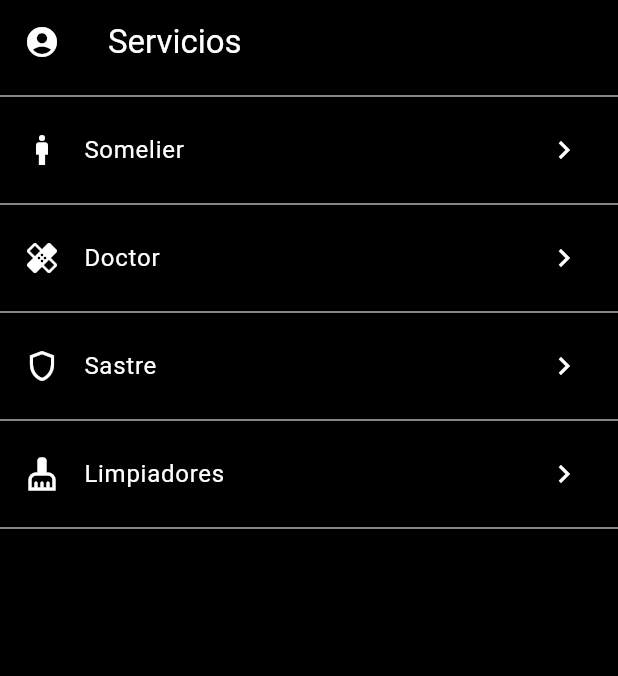
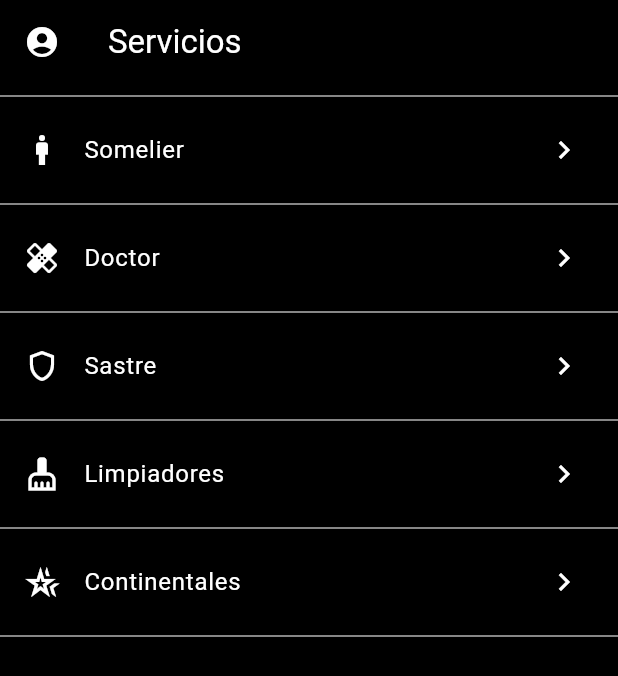
Before and after one commit to Chris-100/certamen1_apps_moviles, a Flutter app: the screen it shows after launch, on a phone screen of 412 x 824 dp. Shown: the top 676 px of the screen. Run offline on Flutter 3.47's test engine with Material 3 defaults, Android fonts, the phone set to English and light mode, and no system bars.

Commit message:
opcion continentales
Co-Authored-By: Felixcoffe <111793977+Felixcoffe@users.noreply.github.com>

```diff
--- a/lib/pages/menu.dart
+++ b/lib/pages/menu.dart
@@ -3,6 +3,7 @@ import 'package:certamen1_apps_moviles/pages/limpiador.dart';
 import 'package:certamen1_apps_moviles/pages/somelier.dart';
 import 'package:flutter/material.dart';
 
+import 'continental.dart';
 import 'sastre.dart';
 
 class MenuPage extends StatelessWidget {
@@ -85,6 +86,21 @@ class MenuPage extends StatelessWidget {
           thickness: 0.7,
           color: Colors.white,
           ),
+          ListTile(
+            leading: Icon(Icons.hotel_class_outlined), iconColor: Colors.white,
+            trailing: Icon(Icons.keyboard_arrow_right),
+            title: Text('Continentales', style: TextStyle(color: Colors.white)),
+            onTap: (){
+              final route = MaterialPageRoute(builder: (context){
+              return ContinentalPage();
+              });
+              Navigator.push(context, route);
+            },
+            ),
+          Divider(
+          thickness: 0.7,
+          color: Colors.white,
+          ),
         ]
       ),
     );
```
Also changed, not shown: lib/pages/continental.dart (added, +19 -0 lines).
